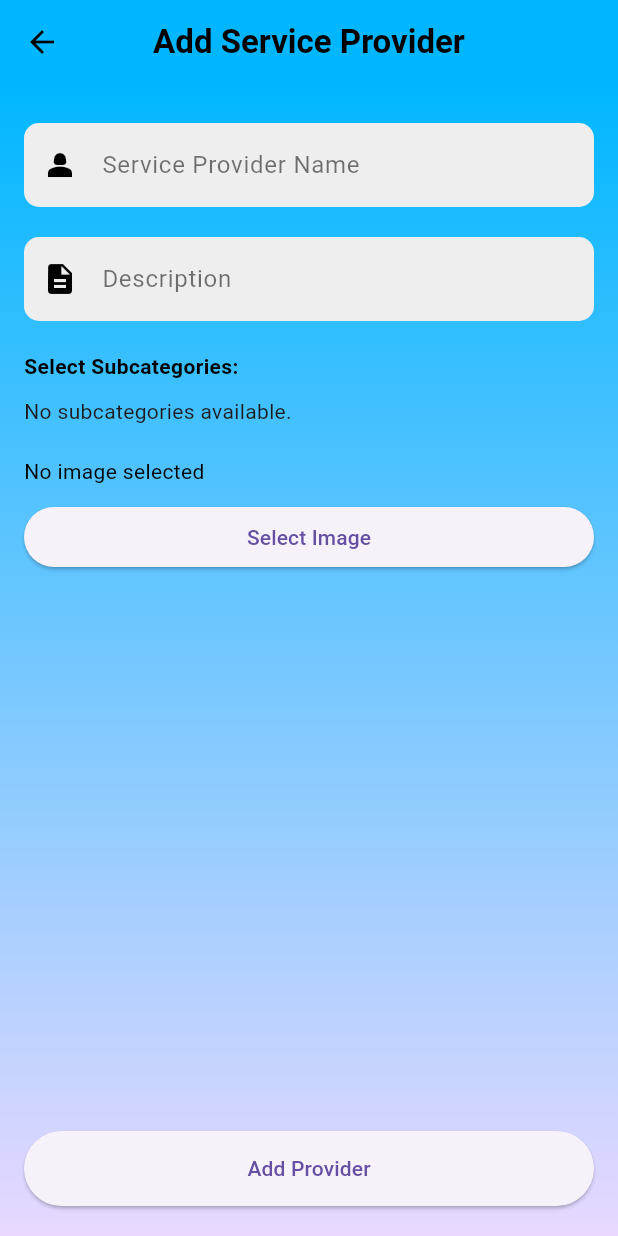
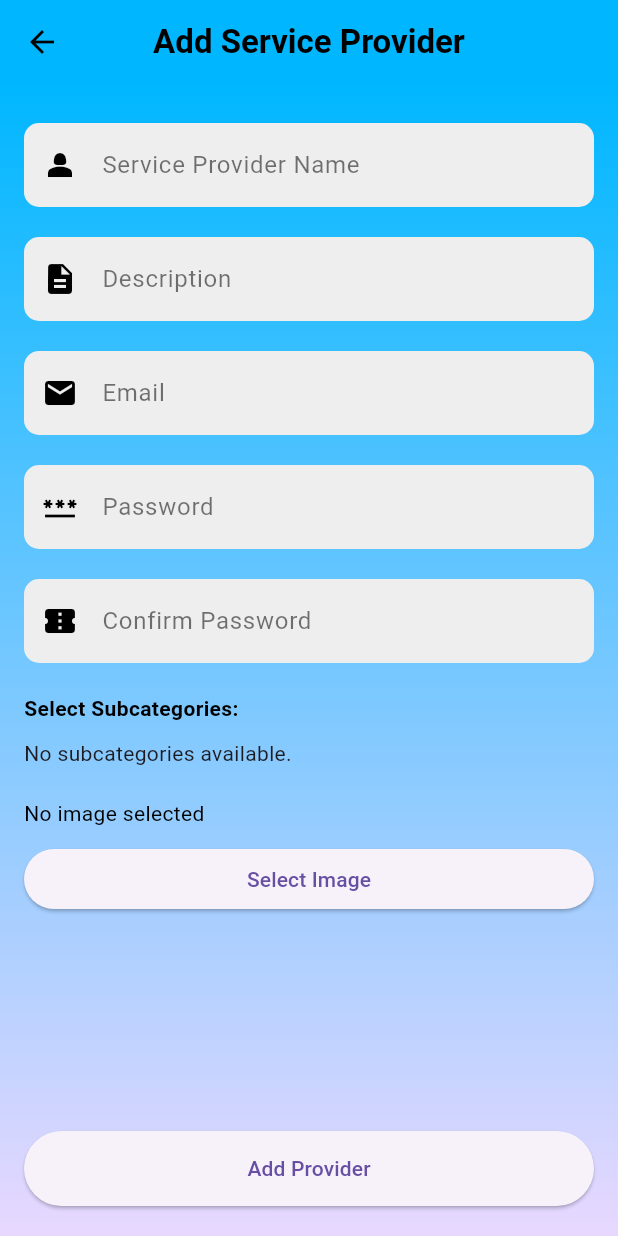
Before and after one commit to BinodPerera/HelaFix, a Flutter app: the AddServiceProvider screen opened by its route, on a phone screen of 412 x 824 dp. Run offline on Flutter 3.47's test engine with Material 3 defaults, Android fonts, the phone set to English and light mode, and no system bars; our stand-ins replace cloud_firestore, firebase_auth, firebase_core, flutter_rating_bar, flutter_spinkit, geocoding and 4 more; missing offline and left inert: bcrypt, dart:ffi; accounts and stored records are empty.

Commit message:
Service Provider Adding and Login

```diff
--- a/helafix_mobile_app/lib/main.dart
+++ b/helafix_mobile_app/lib/main.dart
@@ -8,7 +8,7 @@ import 'package:helafix_mobile_app/pages/change_language.dart';
 import 'package:helafix_mobile_app/pages/job_details/job_details.dart';
 import 'package:helafix_mobile_app/pages/select_location_page.dart';
 import 'package:helafix_mobile_app/pages/emergency_contact.dart';
-import 'package:helafix_mobile_app/pages/provider_home.dart';
+import 'package:helafix_mobile_app/pages/service-provider/provider_login.dart';
 import 'package:provider/provider.dart';
 import 'theme_provider.dart';
 
@@ -96,10 +96,10 @@ class MyApp extends StatelessWidget {
         '/addhome': (context) => SelectLocationPage(),
         '/add_sub_category': (context) => AddSubCategory(),
         '/manage_sub_category': (context) => ManageSubCategory(),
-        '/provider_home': (context) => ProviderHome(),
         '/emergency_contact': (context) => EmergencyContact(),
         '/jobdetails': (context) => JobDetails(),
         '/Cartdt': (context) => CartDt(subCategoryId: '',),
+        '/provider_login': (context) => ProviderLoginUI(),
       }
     );
   }
--- /dev/null
+++ b/helafix_mobile_app/lib/models/provider_login.dart
@@ -0,0 +1,16 @@
+class ProviderLogin {
+  final String email;
+  final String hashedPassword;
+
+  ProviderLogin({
+    required this.email,
+    required this.hashedPassword,
+  });
+
+  factory ProviderLogin.fromMap(Map<String, dynamic> provider) {
+    return ProviderLogin(
+      email: provider['email'],
+      hashedPassword: provider['password'],
+    );
+  }
+}
--- a/helafix_mobile_app/lib/pages/provider_home.dart
+++ b/helafix_mobile_app/lib/pages/provider_home.dart
@@ -6,7 +6,10 @@ import 'package:helafix_mobile_app/theme/colors.dart';
 import 'package:helafix_mobile_app/components/appbar_title.dart';
 
 class ProviderHome extends StatefulWidget {
-  const ProviderHome({super.key});
+  const ProviderHome({
+    super.key,
+    required String providerId,
+  });
 
   @override
   State<ProviderHome> createState() => _ProviderHomeState();
--- a/helafix_mobile_app/lib/pages/service-provider/add_service_provider.dart
+++ b/helafix_mobile_app/lib/pages/service-provider/add_service_provider.dart
@@ -4,6 +4,7 @@ import 'dart:io';
 import 'dart:convert';
 import 'package:cloud_firestore/cloud_firestore.dart';
 import 'package:provider/provider.dart';
+import 'package:bcrypt/bcrypt.dart';
 
 import 'package:helafix_mobile_app/theme/colors.dart';
 import 'package:helafix_mobile_app/theme_provider.dart';
@@ -20,6 +21,9 @@ class AddServiceProvider extends StatefulWidget {
 class _AddServiceProviderState extends State<AddServiceProvider> {
   final TextEditingController nameController = TextEditingController();
   final TextEditingController descriptionController = TextEditingController();
+  final TextEditingController providerEmailController = TextEditingController();
+  final TextEditingController providerPasswordController = TextEditingController();
+  final TextEditingController providerConfirmPasswordController = TextEditingController();
   File? _image;
   final picker = ImagePicker();
   bool _isLoading = false;
@@ -34,7 +38,20 @@ class _AddServiceProviderState extends State<AddServiceProvider> {
   }
 
   Future<void> _uploadServiceProvider() async {
-    if (_image == null || nameController.text.isEmpty) return;
+    if (_image == null || nameController.text.isEmpty || providerPasswordController.text.isEmpty || providerConfirmPasswordController.text.isEmpty){
+      // showing message
+      ScaffoldMessenger.of(context).showSnackBar(
+        const SnackBar(content: Text("Please fill all fields and select an image")),
+      );
+      return;
+    }
+
+    if (providerPasswordController.text != providerConfirmPasswordController.text) {
+      ScaffoldMessenger.of(context).showSnackBar(
+        const SnackBar(content: Text("Passwords do not match")),
+      );
+      return;
+    };
 
     setState(() => _isLoading = true);
     try {
@@ -46,6 +63,8 @@ class _AddServiceProviderState extends State<AddServiceProvider> {
         'description': descriptionController.text,
         'image_base64': base64Image,
         'subcategories': _selectedSubcategories,
+        'email': providerEmailController.text,
+        'password': BCrypt.hashpw(providerPasswordController.text, BCrypt.gensalt()),
         'timestamp': FieldValue.serverTimestamp(),
       });
 
@@ -109,6 +128,28 @@ class _AddServiceProviderState extends State<AddServiceProvider> {
                         icon: Icons.description,
                         isDarkMode: isDark,
                       ),
+                      const SizedBox(height: 20),
+                      customTextInput(
+                        controller: providerEmailController,
+                        hintText: 'Email',
+                        icon: Icons.mail,
+                        isDarkMode: isDark,
+                      ),
+                      const SizedBox(height: 20),
+                      customTextInput(
+                        controller: providerPasswordController,
+                        hintText: 'Password',
+                        icon: Icons.password,
+                        isDarkMode: isDark,
+                      ),
+                      const SizedBox(height: 20),
+                      customTextInput(
+                        controller: providerConfirmPasswordController,
+                        hintText: 'Confirm Password',
+                        icon: Icons.confirmation_num,
+                        isDarkMode: isDark,
+                      ),
+
                       const SizedBox(height: 20),
                       Align(
                         alignment: Alignment.centerLeft,
```
Also changed, not shown: helafix_mobile_app/lib/pages/authentication/login.dart (+22 -0 lines), helafix_mobile_app/lib/pages/service-provider/provider_login.dart (added, +138 -0 lines).
